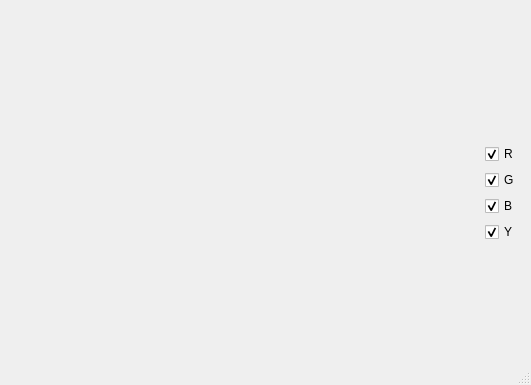
First picture: the form in tools/imageeditor/histgramview.ui, repository xiaoqinxing/ImageTools, before the edit.
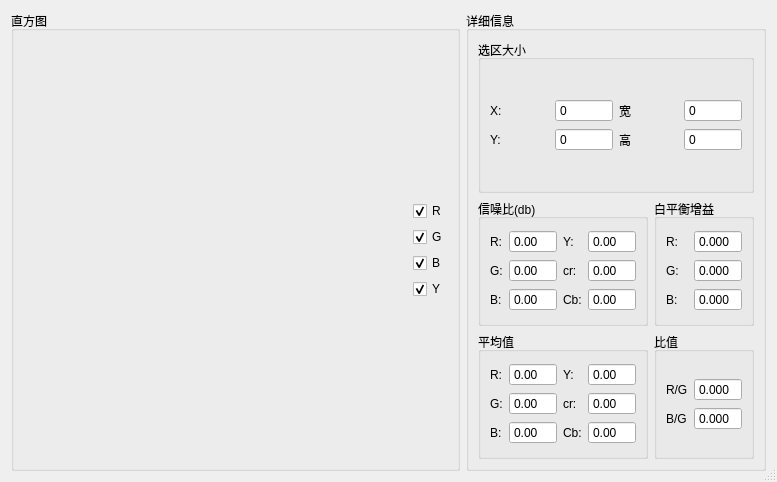
Second picture: the form after the edit.

Commit message: ADD: 将统计信息和直方图合并

Patch:
```diff
--- a/tools/imageeditor/histgramview.ui
+++ b/tools/imageeditor/histgramview.ui
@@ -6,8 +6,8 @@
    <rect>
     <x>0</x>
     <y>0</y>
-    <width>531</width>
-    <height>385</height>
+    <width>777</width>
+    <height>482</height>
    </rect>
   </property>
   <property name="sizePolicy">
@@ -23,29 +23,595 @@
    <bool>true</bool>
   </property>
   <layout class="QGridLayout" name="gridLayout">
+   <item row="0" column="1">
+    <widget class="QGroupBox" name="groupBox">
+     <property name="maximumSize">
+      <size>
+       <width>16777215</width>
+       <height>16777215</height>
+      </size>
+     </property>
+     <property name="title">
+      <string>详细信息</string>
+     </property>
+     <layout class="QGridLayout" name="gridLayout_9">
+      <item row="2" column="1">
+       <layout class="QGridLayout" name="gridLayout_7">
    <item row="0" column="0">
-    <widget class="QWidget" name="widget" native="true">
-     <property name="sizePolicy">
-      <sizepolicy hsizetype="Preferred" vsizetype="Preferred">
-       <horstretch>1</horstretch>
-       <verstretch>0</verstretch>
-      </sizepolicy>
-     </property>
+         <widget class="QGroupBox" name="groupBox_2">
+          <property name="maximumSize">
+           <size>
+            <width>16777215</width>
+            <height>16777215</height>
+           </size>
+          </property>
+          <property name="title">
+           <string>信噪比(db)</string>
+          </property>
+          <layout class="QGridLayout" name="gridLayout_3">
+           <item row="0" column="0">
+            <layout class="QHBoxLayout" name="horizontalLayout_8">
+             <item>
+              <layout class="QVBoxLayout" name="verticalLayout_5">
+               <item>
+                <layout class="QHBoxLayout" name="horizontalLayout_9">
+                 <item>
+                  <widget class="QLabel" name="label_7">
+                   <property name="text">
+                    <string>R:</string>
+                   </property>
+                  </widget>
+                 </item>
+                 <item>
+                  <widget class="QDoubleSpinBox" name="snr_r">
+                   <property name="buttonSymbols">
+                    <enum>QAbstractSpinBox::NoButtons</enum>
+                   </property>
+                   <property name="maximum">
+                    <double>256.000000000000000</double>
+                   </property>
+                  </widget>
+                 </item>
+                </layout>
+               </item>
+               <item>
+                <layout class="QHBoxLayout" name="horizontalLayout_10">
+                 <item>
+                  <widget class="QLabel" name="label_8">
+                   <property name="text">
+                    <string>G:</string>
+                   </property>
+                  </widget>
+                 </item>
+                 <item>
+                  <widget class="QDoubleSpinBox" name="snr_g">
+                   <property name="buttonSymbols">
+                    <enum>QAbstractSpinBox::NoButtons</enum>
+                   </property>
+                   <property name="maximum">
+                    <double>256.000000000000000</double>
+                   </property>
+                  </widget>
+                 </item>
+                </layout>
+               </item>
+               <item>
+                <layout class="QHBoxLayout" name="horizontalLayout_11">
+                 <item>
+                  <widget class="QLabel" name="label_9">
+                   <property name="text">
+                    <string>B:</string>
+                   </property>
+                  </widget>
+                 </item>
+                 <item>
+                  <widget class="QDoubleSpinBox" name="snr_b">
+                   <property name="buttonSymbols">
+                    <enum>QAbstractSpinBox::NoButtons</enum>
+                   </property>
+                   <property name="maximum">
+                    <double>256.000000000000000</double>
+                   </property>
+                  </widget>
+                 </item>
+                </layout>
+               </item>
+              </layout>
+             </item>
+             <item>
+              <layout class="QVBoxLayout" name="verticalLayout_6">
+               <property name="sizeConstraint">
+                <enum>QLayout::SetMaximumSize</enum>
+               </property>
+               <item>
+                <layout class="QHBoxLayout" name="horizontalLayout_12">
+                 <item>
+                  <widget class="QLabel" name="label_10">
+                   <property name="text">
+                    <string>Y:</string>
+                   </property>
+                  </widget>
+                 </item>
+                 <item>
+                  <widget class="QDoubleSpinBox" name="snr_y">
+                   <property name="buttonSymbols">
+                    <enum>QAbstractSpinBox::NoButtons</enum>
+                   </property>
+                   <property name="maximum">
+                    <double>256.000000000000000</double>
+                   </property>
+                  </widget>
+                 </item>
+                </layout>
+               </item>
+               <item>
+                <layout class="QHBoxLayout" name="horizontalLayout_13">
+                 <item>
+                  <widget class="QLabel" name="label_11">
+                   <property name="text">
+                    <string>cr:</string>
+                   </property>
+                  </widget>
+                 </item>
+                 <item>
+                  <widget class="QDoubleSpinBox" name="snr_cr">
+                   <property name="buttonSymbols">
+                    <enum>QAbstractSpinBox::NoButtons</enum>
+                   </property>
+                   <property name="maximum">
+                    <double>256.000000000000000</double>
+                   </property>
+                  </widget>
+                 </item>
+                </layout>
+               </item>
+               <item>
+                <layout class="QHBoxLayout" name="horizontalLayout_14">
+                 <item>
+                  <widget class="QLabel" name="label_12">
+                   <property name="text">
+                    <string>Cb:</string>
+                   </property>
+                  </widget>
+                 </item>
+                 <item>
+                  <widget class="QDoubleSpinBox" name="snr_cb">
+                   <property name="buttonSymbols">
+                    <enum>QAbstractSpinBox::NoButtons</enum>
+                   </property>
+                   <property name="maximum">
+                    <double>256.000000000000000</double>
+                   </property>
+                  </widget>
+                 </item>
+                </layout>
+               </item>
+              </layout>
+             </item>
+            </layout>
+           </item>
+          </layout>
+         </widget>
+        </item>
+        <item row="1" column="0">
+         <widget class="QGroupBox" name="groupBox_3">
+          <property name="maximumSize">
+           <size>
+            <width>16777215</width>
+            <height>16777215</height>
+           </size>
+          </property>
+          <property name="title">
+           <string>平均值</string>
+          </property>
+          <property name="flat">
+           <bool>false</bool>
+          </property>
+          <layout class="QGridLayout" name="gridLayout_2">
+           <item row="0" column="0">
+            <layout class="QHBoxLayout" name="horizontalLayout_7">
+             <property name="sizeConstraint">
+              <enum>QLayout::SetMaximumSize</enum>
+             </property>
+             <item>
+              <layout class="QVBoxLayout" name="verticalLayout_3">
+               <item>
+                <layout class="QHBoxLayout" name="horizontalLayout">
+                 <item>
+                  <widget class="QLabel" name="label">
+                   <property name="text">
+                    <string>R:</string>
+                   </property>
+                  </widget>
+                 </item>
+                 <item>
+                  <widget class="QDoubleSpinBox" name="average_r">
+                   <property name="buttonSymbols">
+                    <enum>QAbstractSpinBox::NoButtons</enum>
+                   </property>
+                   <property name="maximum">
+                    <double>256.000000000000000</double>
+                   </property>
+                  </widget>
+                 </item>
+                </layout>
+               </item>
+               <item>
+                <layout class="QHBoxLayout" name="horizontalLayout_2">
+                 <item>
+                  <widget class="QLabel" name="label_2">
+                   <property name="text">
+                    <string>G:</string>
+                   </property>
+                  </widget>
+                 </item>
+                 <item>
+                  <widget class="QDoubleSpinBox" name="average_g">
+                   <property name="buttonSymbols">
+                    <enum>QAbstractSpinBox::NoButtons</enum>
+                   </property>
+                   <property name="maximum">
+                    <double>256.000000000000000</double>
+                   </property>
+                  </widget>
+                 </item>
+                </layout>
+               </item>
+               <item>
+                <layout class="QHBoxLayout" name="horizontalLayout_3">
+                 <item>
+                  <widget class="QLabel" name="label_3">
+                   <property name="text">
+                    <string>B:</string>
+                   </property>
+                  </widget>
+                 </item>
+                 <item>
+                  <widget class="QDoubleSpinBox" name="average_b">
+                   <property name="buttonSymbols">
+                    <enum>QAbstractSpinBox::NoButtons</enum>
+                   </property>
+                   <property name="maximum">
+                    <double>256.000000000000000</double>
+                   </property>
+                  </widget>
+                 </item>
+                </layout>
+               </item>
+              </layout>
+             </item>
+             <item>
+              <layout class="QVBoxLayout" name="verticalLayout_4">
+               <item>
+                <layout class="QHBoxLayout" name="horizontalLayout_4">
+                 <item>
+                  <widget class="QLabel" name="label_4">
+                   <property name="text">
+                    <string>Y:</string>
+                   </property>
+                  </widget>
+                 </item>
+                 <item>
+                  <widget class="QDoubleSpinBox" name="average_y">
+                   <property name="buttonSymbols">
+                    <enum>QAbstractSpinBox::NoButtons</enum>
+                   </property>
+                   <property name="maximum">
+                    <double>256.000000000000000</double>
+                   </property>
+                  </widget>
+                 </item>
+                </layout>
+               </item>
+               <item>
+                <layout class="QHBoxLayout" name="horizontalLayout_5">
+                 <item>
+                  <widget class="QLabel" name="label_5">
+                   <property name="text">
+                    <string>cr:</string>
+                   </property>
+                  </widget>
+                 </item>
+                 <item>
+                  <widget class="QDoubleSpinBox" name="average_cr">
+                   <property name="buttonSymbols">
+                    <enum>QAbstractSpinBox::NoButtons</enum>
+                   </property>
+                   <property name="maximum">
+                    <double>256.000000000000000</double>
+                   </property>
+                  </widget>
+                 </item>
+                </layout>
+               </item>
+               <item>
+                <layout class="QHBoxLayout" name="horizontalLayout_6">
+                 <item>
+                  <widget class="QLabel" name="label_6">
+                   <property name="text">
+                    <string>Cb:</string>
+                   </property>
+                  </widget>
+                 </item>
+                 <item>
+                  <widget class="QDoubleSpinBox" name="average_cb">
+                   <property name="buttonSymbols">
+                    <enum>QAbstractSpinBox::NoButtons</enum>
+                   </property>
+                   <property name="maximum">
+                    <double>256.000000000000000</double>
+                   </property>
+                  </widget>
+                 </item>
+                </layout>
+               </item>
+              </layout>
+             </item>
+            </layout>
+           </item>
+          </layout>
+         </widget>
+        </item>
+        <item row="0" column="1">
+         <widget class="QGroupBox" name="groupBox_4">
+          <property name="maximumSize">
+           <size>
+            <width>16777215</width>
+            <height>16777215</height>
+           </size>
+          </property>
+          <property name="title">
+           <string>白平衡增益</string>
+          </property>
+          <layout class="QGridLayout" name="gridLayout_6">
+           <item row="0" column="0">
+            <layout class="QVBoxLayout" name="verticalLayout_11">
+             <property name="sizeConstraint">
+              <enum>QLayout::SetMaximumSize</enum>
+             </property>
+             <item>
+              <layout class="QHBoxLayout" name="horizontalLayout_18">
+               <item>
+                <widget class="QLabel" name="label_15">
+                 <property name="text">
+                  <string>R:</string>
+                 </property>
+                </widget>
+               </item>
+               <item>
+                <widget class="QDoubleSpinBox" name="r_gain">
+                 <property name="buttonSymbols">
+                  <enum>QAbstractSpinBox::NoButtons</enum>
+                 </property>
+                 <property name="decimals">
+                  <number>3</number>
+                 </property>
+                </widget>
+               </item>
+              </layout>
+             </item>
+             <item>
+              <layout class="QHBoxLayout" name="horizontalLayout_19">
+               <item>
+                <widget class="QLabel" name="label_16">
+                 <property name="text">
+                  <string>G:</string>
+                 </property>
+                </widget>
+               </item>
+               <item>
+                <widget class="QDoubleSpinBox" name="g_gain">
+                 <property name="buttonSymbols">
+                  <enum>QAbstractSpinBox::NoButtons</enum>
+                 </property>
+                 <property name="decimals">
+                  <number>3</number>
+                 </property>
+                </widget>
+               </item>
+              </layout>
+             </item>
+             <item>
+              <layout class="QHBoxLayout" name="horizontalLayout_20">
+               <item>
+                <widget class="QLabel" name="label_17">
+                 <property name="text">
+                  <string>B:</string>
+                 </property>
+                </widget>
+               </item>
+               <item>
+                <widget class="QDoubleSpinBox" name="b_gain">
+                 <property name="buttonSymbols">
+                  <enum>QAbstractSpinBox::NoButtons</enum>
+                 </property>
+                 <property name="decimals">
+                  <number>3</number>
+                 </property>
+                </widget>
+               </item>
+              </layout>
+             </item>
+            </layout>
+           </item>
+          </layout>
+         </widget>
+        </item>
+        <item row="1" column="1">
+         <widget class="QGroupBox" name="groupBox_5">
+          <property name="maximumSize">
+           <size>
+            <width>16777215</width>
+            <height>16777215</height>
+           </size>
+          </property>
+          <property name="title">
+           <string>比值</string>
+          </property>
+          <layout class="QGridLayout" name="gridLayout_5">
+           <item row="0" column="0">
+            <layout class="QVBoxLayout" name="verticalLayout_12">
+             <property name="sizeConstraint">
+              <enum>QLayout::SetMaximumSize</enum>
+             </property>
+             <item>
+              <layout class="QHBoxLayout" name="horizontalLayout_16">
+               <item>
+                <widget class="QLabel" name="label_13">
+                 <property name="text">
+                  <string>R/G</string>
+                 </property>
+                </widget>
+               </item>
+               <item>
+                <widget class="QDoubleSpinBox" name="rg_ratio">
+                 <property name="buttonSymbols">
+                  <enum>QAbstractSpinBox::NoButtons</enum>
+                 </property>
+                 <property name="decimals">
+                  <number>3</number>
+                 </property>
+                </widget>
+               </item>
+              </layout>
+             </item>
+             <item>
+              <layout class="QHBoxLayout" name="horizontalLayout_17">
+               <item>
+                <widget class="QLabel" name="label_14">
+                 <property name="text">
+                  <string>B/G</string>
+                 </property>
+                </widget>
+               </item>
+               <item>
+                <widget class="QDoubleSpinBox" name="bg_ratio">
+                 <property name="buttonSymbols">
+                  <enum>QAbstractSpinBox::NoButtons</enum>
+                 </property>
+                 <property name="decimals">
+                  <number>3</number>
+                 </property>
+                </widget>
+               </item>
+              </layout>
+             </item>
+            </layout>
+           </item>
+          </layout>
+         </widget>
+        </item>
+       </layout>
+      </item>
+      <item row="1" column="1">
+       <widget class="QGroupBox" name="groupBox_6">
+        <property name="maximumSize">
+         <size>
+          <width>16777215</width>
+          <height>153</height>
+         </size>
+        </property>
+        <property name="title">
+         <string>选区大小</string>
+        </property>
+        <layout class="QGridLayout" name="gridLayout_4">
+         <item row="1" column="0">
+          <layout class="QGridLayout" name="gridLayout_8">
+           <item row="0" column="0">
+            <widget class="QLabel" name="label_18">
+             <property name="text">
+              <string>X:</string>
+             </property>
+            </widget>
+           </item>
+           <item row="1" column="1">
+            <widget class="QSpinBox" name="section_y">
+             <property name="buttonSymbols">
+              <enum>QAbstractSpinBox::NoButtons</enum>
+             </property>
+             <property name="maximum">
+              <number>10000</number>
+             </property>
+            </widget>
+           </item>
+           <item row="0" column="1">
+            <widget class="QSpinBox" name="section_x">
+             <property name="buttonSymbols">
+              <enum>QAbstractSpinBox::NoButtons</enum>
+             </property>
+             <property name="maximum">
+              <number>10000</number>
+             </property>
+            </widget>
+           </item>
+           <item row="1" column="0">
+            <widget class="QLabel" name="label_19">
+             <property name="text">
+              <string>Y:</string>
+             </property>
+            </widget>
+           </item>
+           <item row="0" column="2">
+            <widget class="QLabel" name="label_20">
+             <property name="text">
+              <string>宽</string>
+             </property>
+            </widget>
+           </item>
+           <item row="0" column="3">
+            <widget class="QSpinBox" name="section_width">
+             <property name="buttonSymbols">
+              <enum>QAbstractSpinBox::NoButtons</enum>
+             </property>
+             <property name="maximum">
+              <number>10000</number>
+             </property>
+            </widget>
+           </item>
+           <item row="1" column="2">
+            <widget class="QLabel" name="label_21">
+             <property name="text">
+              <string>高</string>
+             </property>
+            </widget>
+           </item>
+           <item row="1" column="3">
+            <widget class="QSpinBox" name="section_height">
+             <property name="buttonSymbols">
+              <enum>QAbstractSpinBox::NoButtons</enum>
+             </property>
+             <property name="maximum">
+              <number>10000</number>
+             </property>
+            </widget>
+           </item>
+          </layout>
+         </item>
+        </layout>
+       </widget>
+      </item>
+     </layout>
+    </widget>
+   </item>
+   <item row="0" column="0">
+    <widget class="QGroupBox" name="groupBox_7">
      <property name="minimumSize">
       <size>
-       <width>381</width>
+       <width>437</width>
        <height>0</height>
       </size>
      </property>
-    </widget>
-   </item>
-   <item row="0" column="1">
-    <layout class="QVBoxLayout" name="verticalLayout_2">
+     <property name="title">
+      <string>直方图</string>
+     </property>
+     <layout class="QGridLayout" name="gridLayout_10">
+      <item row="1" column="2">
+       <layout class="QVBoxLayout" name="verticalLayout_7">
      <property name="sizeConstraint">
       <enum>QLayout::SetFixedSize</enum>
      </property>
      <item>
-      <spacer name="verticalSpacer_2">
+         <spacer name="verticalSpacer_3">
        <property name="orientation">
         <enum>Qt::Vertical</enum>
        </property>
@@ -61,6 +627,12 @@
       <layout class="QVBoxLayout" name="verticalLayout">
        <item>
         <widget class="QCheckBox" name="r_enable">
+            <property name="minimumSize">
+             <size>
+              <width>31</width>
+              <height>0</height>
+             </size>
+            </property>
          <property name="maximumSize">
           <size>
            <width>60</width>
@@ -77,6 +649,12 @@
        </item>
        <item>
         <widget class="QCheckBox" name="g_enable">
+            <property name="minimumSize">
+             <size>
+              <width>31</width>
+              <height>0</height>
+             </size>
+            </property>
          <property name="maximumSize">
           <size>
            <width>60</width>
@@ -93,6 +671,12 @@
        </item>
        <item>
         <widget class="QCheckBox" name="b_enable">
+            <property name="minimumSize">
+             <size>
+              <width>31</width>
+              <height>0</height>
+             </size>
+            </property>
          <property name="maximumSize">
           <size>
            <width>60</width>
@@ -109,6 +693,12 @@
        </item>
        <item>
         <widget class="QCheckBox" name="y_enable">
+            <property name="minimumSize">
+             <size>
+              <width>31</width>
+              <height>0</height>
+             </size>
+            </property>
          <property name="maximumSize">
           <size>
            <width>60</width>
@@ -126,7 +716,7 @@
       </layout>
      </item>
      <item>
-      <spacer name="verticalSpacer">
+         <spacer name="verticalSpacer_4">
        <property name="orientation">
         <enum>Qt::Vertical</enum>
        </property>
@@ -139,6 +729,25 @@
       </spacer>
      </item>
     </layout>
+      </item>
+      <item row="1" column="1">
+       <widget class="QWidget" name="widget" native="true">
+        <property name="sizePolicy">
+         <sizepolicy hsizetype="Preferred" vsizetype="Preferred">
+          <horstretch>1</horstretch>
+          <verstretch>0</verstretch>
+         </sizepolicy>
+        </property>
+        <property name="minimumSize">
+         <size>
+          <width>352</width>
+          <height>0</height>
+         </size>
+        </property>
+       </widget>
+      </item>
+     </layout>
+    </widget>
    </item>
   </layout>
  </widget>
```
Left out of the diff: 2 changed lines with no effect on the pictures. Lines whose indentation alone changed are shown as unchanged. The commit also changes 10 other files.
